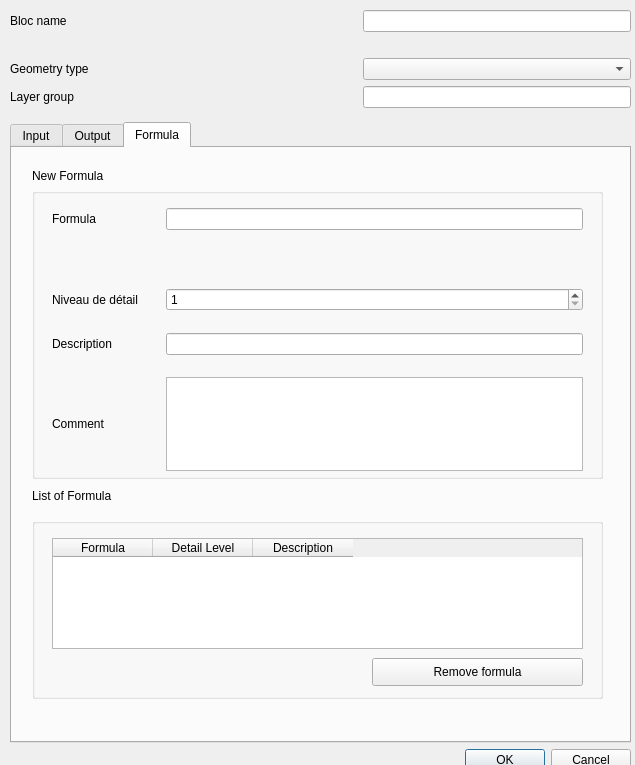
The window that gui/forms/create_bloc.ui (TheophileLaPelouse/cycle) describes before a commit, drawn with Qt 5.
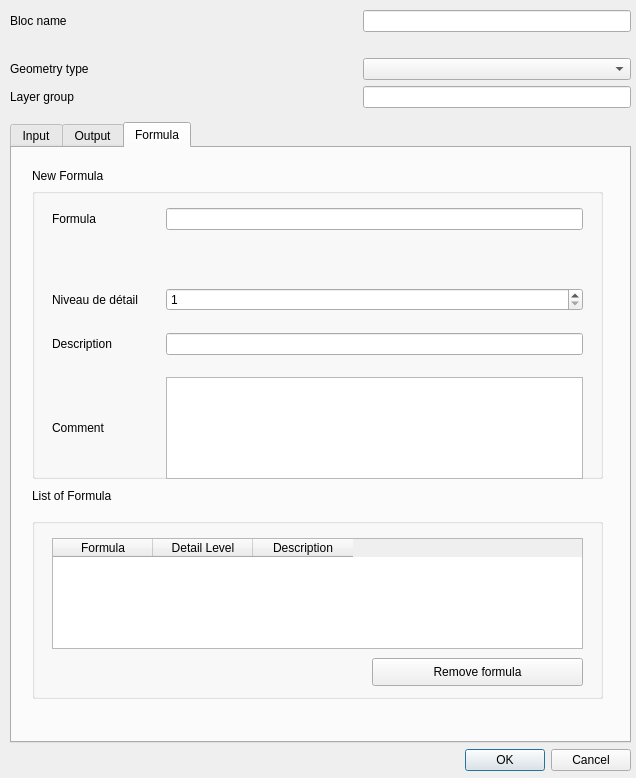
The same window after the commit. The open tabs and pages were chosen to show the change.

```diff
--- a/gui/forms/create_bloc.ui
+++ b/gui/forms/create_bloc.ui
@@ -6,8 +6,8 @@
    <rect>
     <x>0</x>
     <y>0</y>
-    <width>635</width>
-    <height>765</height>
+    <width>636</width>
+    <height>778</height>
    </rect>
   </property>
   <property name="windowTitle">
@@ -645,7 +645,7 @@
            <x>20</x>
            <y>20</y>
            <width>531</width>
-           <height>307</height>
+           <height>315</height>
           </rect>
          </property>
          <layout class="QGridLayout" name="gridLayout_4">
```
